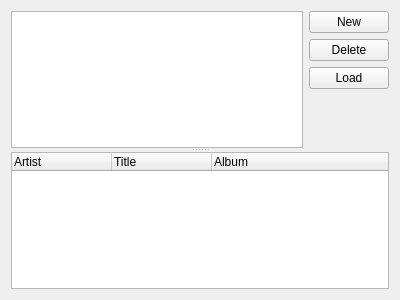
Before: the Qt Designer form ui/PlaylistsForm.ui in tarmack/Pythagora, drawn with Qt 5.
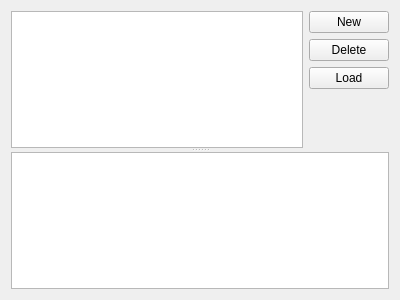
After: the same form once the commit is applied. Icons and pictures are not drawn.

Commit message: The stored playlist form now uses a model/view implementation.

What changed in the file:
```diff
--- a/ui/PlaylistsForm.ui
+++ b/ui/PlaylistsForm.ui
@@ -142,7 +142,7 @@
        </item>
       </layout>
      </widget>
-     <widget class="QTreeWidget" name="songList">
+     <widget class="QTableView" name="songList">
       <property name="contextMenuPolicy">
        <enum>Qt::ActionsContextMenu</enum>
       </property>
@@ -152,27 +152,42 @@
       <property name="dragDropMode">
        <enum>QAbstractItemView::DragDrop</enum>
       </property>
+      <property name="alternatingRowColors">
+       <bool>true</bool>
+      </property>
       <property name="selectionMode">
        <enum>QAbstractItemView::ExtendedSelection</enum>
       </property>
-      <property name="rootIsDecorated">
+      <property name="selectionBehavior">
+       <enum>QAbstractItemView::SelectRows</enum>
+      </property>
+      <property name="verticalScrollMode">
+       <enum>QAbstractItemView::ScrollPerPixel</enum>
+      </property>
+      <property name="horizontalScrollMode">
+       <enum>QAbstractItemView::ScrollPerPixel</enum>
+      </property>
+      <property name="showGrid">
        <bool>false</bool>
       </property>
-      <column>
-       <property name="text">
-        <string>Artist</string>
-       </property>
-      </column>
-      <column>
-       <property name="text">
-        <string>Title</string>
-       </property>
-      </column>
-      <column>
-       <property name="text">
-        <string>Album</string>
-       </property>
-      </column>
+      <property name="wordWrap">
+       <bool>false</bool>
+      </property>
+      <property name="cornerButtonEnabled">
+       <bool>false</bool>
+      </property>
+      <attribute name="horizontalHeaderDefaultSectionSize">
+       <number>180</number>
+      </attribute>
+      <attribute name="horizontalHeaderHighlightSections">
+       <bool>false</bool>
+      </attribute>
+      <attribute name="verticalHeaderVisible">
+       <bool>false</bool>
+      </attribute>
+      <attribute name="verticalHeaderDefaultSectionSize">
+       <number>20</number>
+      </attribute>
      </widget>
     </widget>
    </item>
```
Left out of the diff: 47 changed lines with no effect on the pictures. The commit also changes 2 other files.
